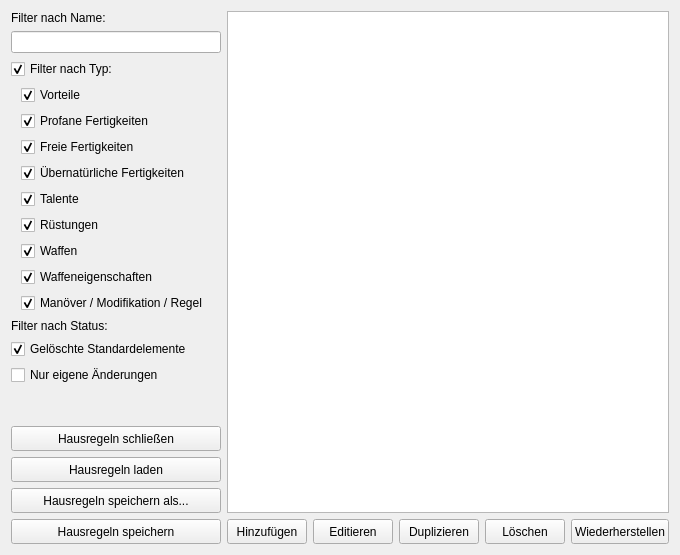
Before: the Qt Designer form UI/DatenbankMain.ui in Aeolitus/Sephrasto, drawn with Qt 5.
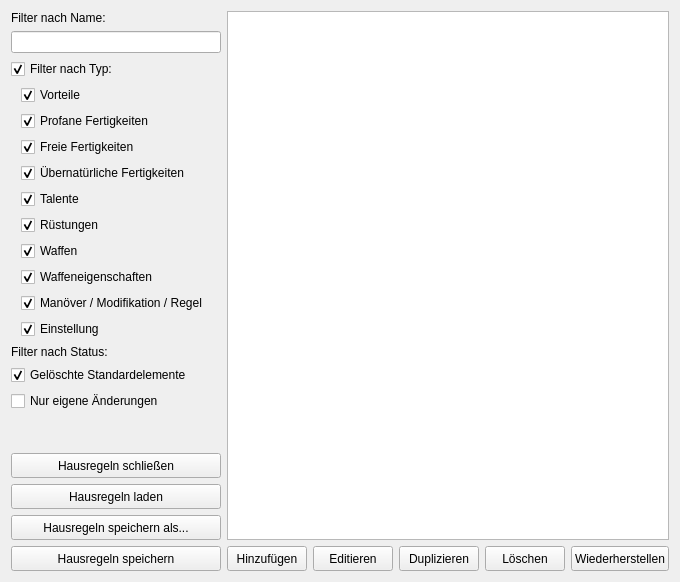
After: the same form once the commit is applied.

Commit message: Add new database type "Einstellung". It consists of a name, description, type ('Text', 'Int', 'Float' or 'Bool') and a value. The UI displays proper widgets depending on the type, but values are always converted to strings. This type cannot be created or deleted by the user, only modified. A modified instance can be deleted but the original is autorestored then.

Patch:
```diff
--- a/UI/DatenbankMain.ui
+++ b/UI/DatenbankMain.ui
@@ -10,7 +10,7 @@
     <x>0</x>
     <y>0</y>
     <width>661</width>
-    <height>555</height>
+    <height>582</height>
    </rect>
   </property>
   <property name="windowTitle">
@@ -151,6 +151,16 @@
            </property>
           </widget>
          </item>
+         <item>
+          <widget class="QCheckBox" name="showEinstellung">
+           <property name="text">
+            <string>Einstellung</string>
+           </property>
+           <property name="checked">
+            <bool>true</bool>
+           </property>
+          </widget>
+         </item>
         </layout>
        </item>
        <item>
```
The commit also changes 7 other files.
